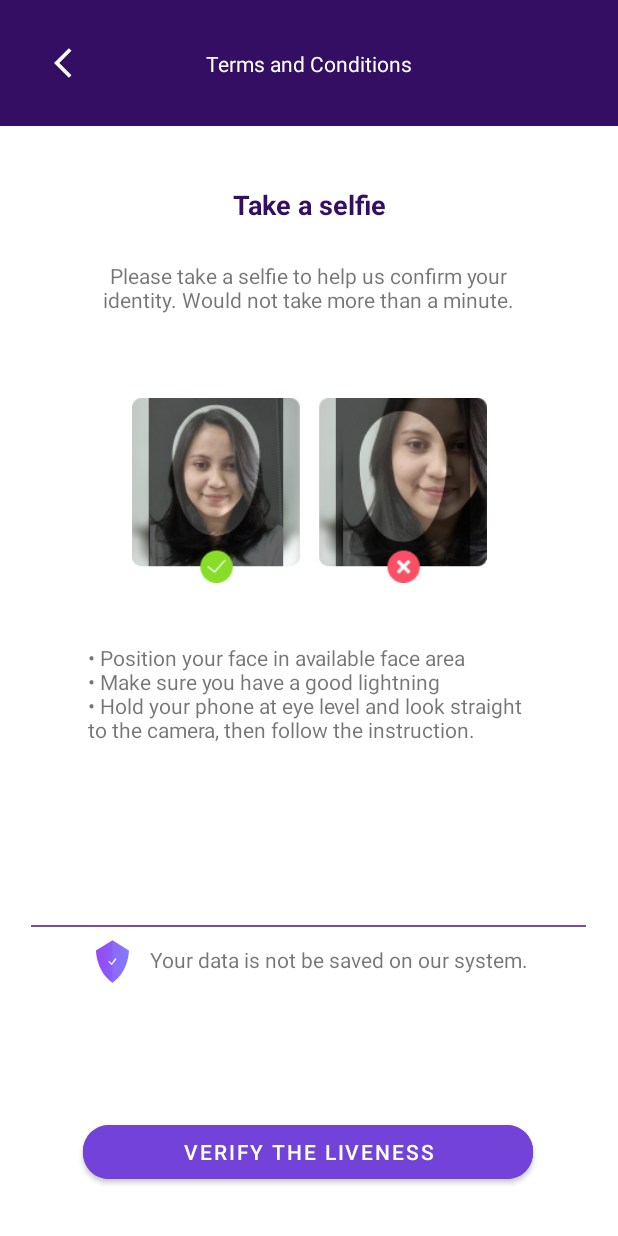
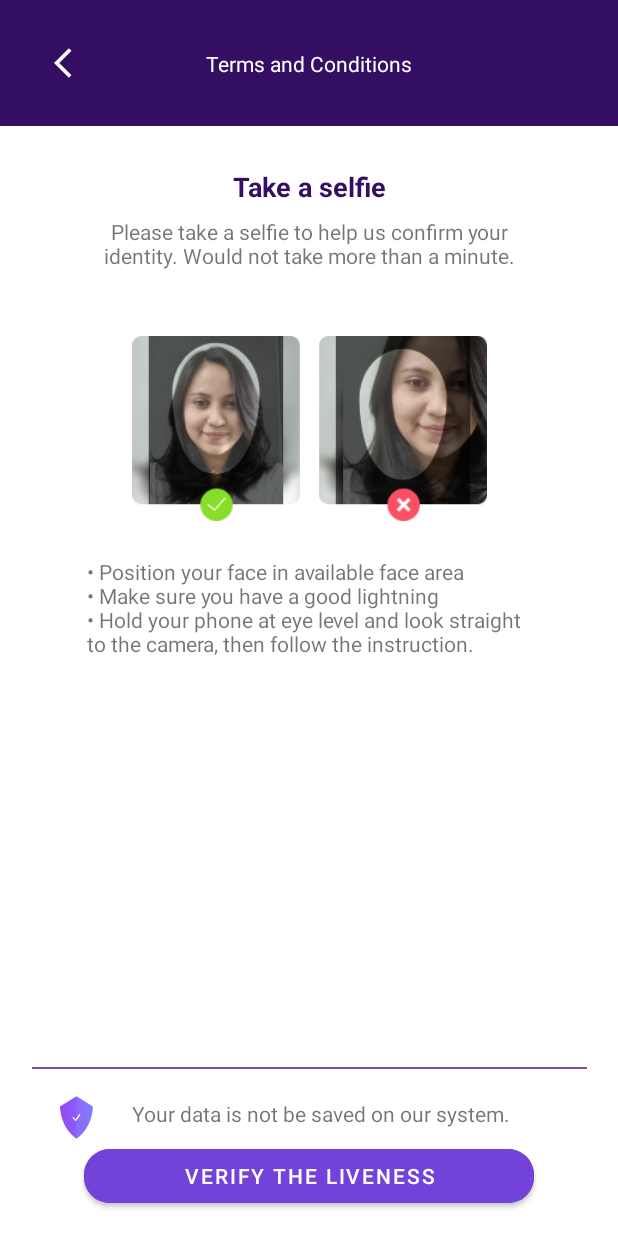
Before and after one commit to nodefluxio/android-face-liveness, an Android app: the TncActivity screen opened directly, with no data from a screen before it, on a phone screen of 412 x 824 dp. Run offline under Robolectric (Android 15) with nearby library versions, the phone set to English and light mode, and no system bars; libraries missing offline, so code that uses them is left out: nodeflux.sdk.liveness; 5 statements that could not run were skipped.

Commit message:
fix display on small device

```diff
--- a/app/build.gradle
+++ b/app/build.gradle
@@ -10,8 +10,8 @@ android {
         applicationId "nodeflux.sample.faceliveness"
         minSdkVersion 22
         targetSdkVersion 30
-        versionCode 1
-        versionName "0.1.0"
+        versionCode 2
+        versionName "0.1.1"
 
         testInstrumentationRunner "androidx.test.runner.AndroidJUnitRunner"
     }
--- a/app/src/main/res/layout/activity_tnc.xml
+++ b/app/src/main/res/layout/activity_tnc.xml
@@ -14,7 +14,7 @@
         android:id="@+id/tnc_title"
         android:layout_width="wrap_content"
         android:layout_height="wrap_content"
-        android:layout_marginTop="40dp"
+        android:layout_marginTop="28dp"
         android:text="@string/tnc_title"
         android:textColor="@color/colorPrimary"
         android:textSize="18sp"
@@ -27,11 +27,10 @@
         android:id="@+id/tnc_subtitle"
         android:layout_width="281dp"
         android:layout_height="55dp"
-        android:layout_marginTop="25dp"
+        android:layout_marginTop="8dp"
         android:text="@string/tnc_subtitle"
         android:textAlignment="center"
         app:layout_constraintEnd_toEndOf="parent"
-        app:layout_constraintHorizontal_bias="0.496"
         app:layout_constraintStart_toStartOf="parent"
         app:layout_constraintTop_toBottomOf="@+id/tnc_title" />
 
@@ -39,7 +38,7 @@
         android:id="@+id/imageView4"
         android:layout_width="wrap_content"
         android:layout_height="wrap_content"
-        android:layout_marginTop="36dp"
+        android:layout_marginTop="24dp"
         app:layout_constraintEnd_toEndOf="parent"
         app:layout_constraintStart_toStartOf="parent"
         app:layout_constraintTop_toBottomOf="@+id/tnc_subtitle"
@@ -47,9 +46,9 @@
 
     <TextView
         android:id="@+id/textView3"
-        android:layout_width="295dp"
-        android:layout_height="104dp"
-        android:layout_marginTop="40dp"
+        android:layout_width="296dp"
+        android:layout_height="88dp"
+        android:layout_marginTop="24dp"
         android:text="@string/tnc_direction"
         app:layout_constraintEnd_toEndOf="parent"
         app:layout_constraintStart_toStartOf="parent"
@@ -59,39 +58,38 @@
         android:id="@+id/tnc_line"
         android:layout_width="370dp"
         android:layout_height="1dp"
-        android:layout_marginTop="84dp"
+        android:layout_marginBottom="20dp"
         android:background="#7A4CA4"
+        app:layout_constraintBottom_toTopOf="@+id/textView4"
         app:layout_constraintEnd_toEndOf="parent"
-        app:layout_constraintHorizontal_bias="0.487"
-        app:layout_constraintStart_toStartOf="parent"
-        app:layout_constraintTop_toBottomOf="@+id/textView3" />
+        app:layout_constraintStart_toStartOf="parent" />
 
     <TextView
         android:id="@+id/textView4"
         android:layout_width="wrap_content"
         android:layout_height="wrap_content"
-        android:layout_marginTop="12dp"
+        android:layout_marginStart="8dp"
+        android:layout_marginBottom="8dp"
         android:text="@string/tnc_protect"
+        app:layout_constraintBottom_toTopOf="@+id/btn_start"
         app:layout_constraintEnd_toEndOf="parent"
-        app:layout_constraintHorizontal_bias="0.194"
-        app:layout_constraintStart_toEndOf="@+id/ico_protect"
-        app:layout_constraintTop_toBottomOf="@+id/tnc_line" />
+        app:layout_constraintHorizontal_bias="0.203"
+        app:layout_constraintStart_toEndOf="@+id/ico_protect" />
 
     <ImageView
         android:id="@+id/ico_protect"
         android:layout_width="wrap_content"
         android:layout_height="wrap_content"
-        android:layout_marginStart="64dp"
-        android:layout_marginTop="8dp"
+        android:layout_marginStart="40dp"
+        app:layout_constraintBottom_toTopOf="@+id/btn_start"
         app:layout_constraintStart_toStartOf="parent"
-        app:layout_constraintTop_toBottomOf="@+id/tnc_line"
         app:srcCompat="@drawable/ic_asset3" />
 
     <Button
         android:id="@+id/btn_start"
         android:layout_width="300dp"
         android:layout_height="wrap_content"
-        android:layout_marginBottom="32dp"
+        android:layout_marginBottom="16dp"
         android:backgroundTint="@color/colorPrimaryDark"
         android:onClick="onLivenessPressed"
         android:text="@string/tnc_button"
@@ -99,9 +97,6 @@
         app:cornerRadius="17dp"
         app:layout_constraintBottom_toBottomOf="parent"
         app:layout_constraintEnd_toEndOf="parent"
-        app:layout_constraintHorizontal_bias="0.495"
-        app:layout_constraintStart_toStartOf="parent"
-        app:layout_constraintTop_toBottomOf="@+id/textView4"
-        app:layout_constraintVertical_bias="1.0" />
+        app:layout_constraintStart_toStartOf="parent" />
 
 </androidx.constraintlayout.widget.ConstraintLayout>
```
Also changed, not shown: app/src/main/res/layout/activity_main.xml (+8 -10 lines), app/src/main/res/layout/activity_result.xml (+6 -8 lines).
